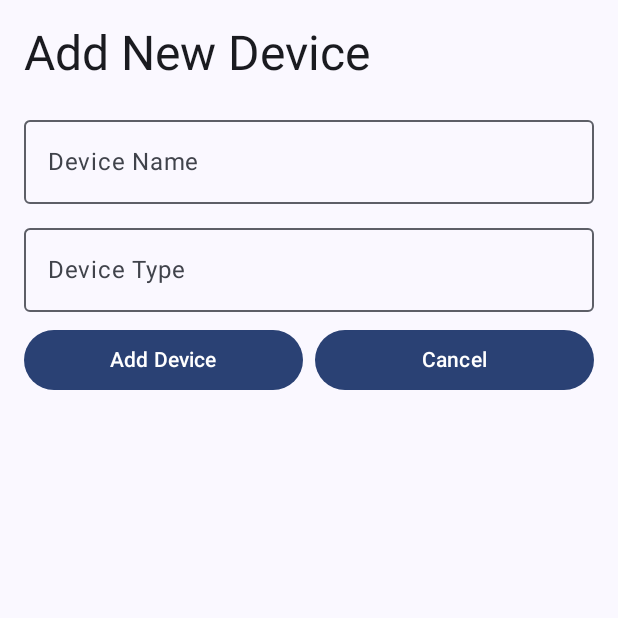
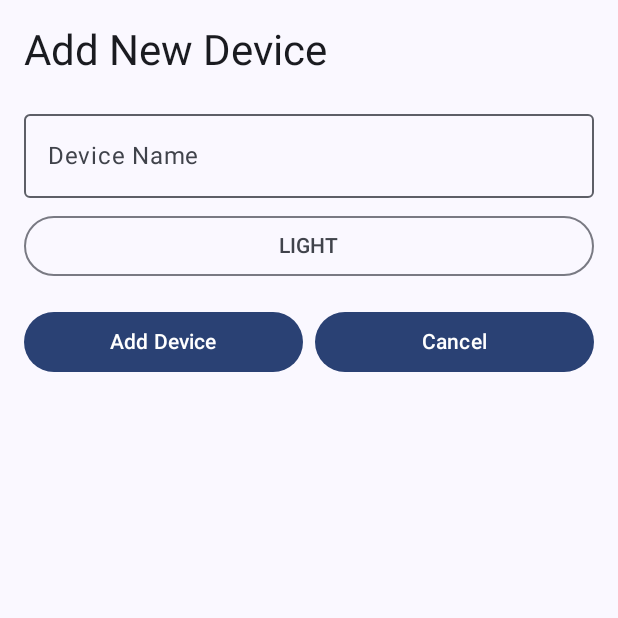
Before and after one commit to anya-yarusova/MobileProject, an Android app built with Jetpack Compose: the composable AddDeviceScreen shown on its own in the app's theme, after a tap on "Add Device", on a phone screen of 412 x 824 dp, the top half of it. Run offline under Robolectric (Android 15) with nearby library versions, the phone set to English and light mode, and no system bars; our stand-ins replace Room's generated code.

Commit message:
add different device types

```diff
--- a/SmartHouse/app/src/main/java/com/anyarusova/smarthouse/MainActivity.kt
+++ b/SmartHouse/app/src/main/java/com/anyarusova/smarthouse/MainActivity.kt
@@ -4,6 +4,8 @@ import android.os.Bundle
 import androidx.activity.ComponentActivity
 import androidx.activity.compose.setContent
 import androidx.activity.enableEdgeToEdge
+import com.anyarusova.smarthouse.ui.view.SmartHomeScreen
+import com.anyarusova.smarthouse.viewmodel.SmartHomeViewModel
 
 
 class MainActivity : ComponentActivity() {
--- a/SmartHouse/app/src/main/java/com/anyarusova/smarthouse/SmartDevice.kt
+++ /dev/null
@@ -1,12 +0,0 @@
-package com.anyarusova.smarthouse
-
-import androidx.room.Entity
-import androidx.room.PrimaryKey
-
-@Entity(tableName = "smart_devices")
-data class SmartDevice(
-    @PrimaryKey(autoGenerate = true) val id: Int = 0,
-    val name: String,
-    val type: String,
-    val status: Boolean
-)
--- a/SmartHouse/app/src/main/java/com/anyarusova/smarthouse/SmartDeviceDao.kt
+++ b/SmartHouse/app/src/main/java/com/anyarusova/smarthouse/infrastracture/SmartDeviceDao.kt
@@ -1,10 +1,11 @@
-package com.anyarusova.smarthouse
+package com.anyarusova.smarthouse.infrastracture
 
 import androidx.room.Dao
 import androidx.room.Delete
 import androidx.room.Insert
 import androidx.room.Query
 import androidx.room.Update
+import com.anyarusova.smarthouse.model.SmartDevice
 
 @Dao
 interface SmartDeviceDao {
--- a/SmartHouse/app/src/main/java/com/anyarusova/smarthouse/SmartHomeDatabase.kt
+++ b/SmartHouse/app/src/main/java/com/anyarusova/smarthouse/infrastracture/SmartHomeDatabase.kt
@@ -1,9 +1,10 @@
-package com.anyarusova.smarthouse
+package com.anyarusova.smarthouse.infrastracture
 
 import android.content.Context
 import androidx.room.Database
 import androidx.room.Room
 import androidx.room.RoomDatabase
+import com.anyarusova.smarthouse.model.SmartDevice
 
 @Database(entities = [SmartDevice::class], version = 1)
 abstract class SmartHomeDatabase : RoomDatabase() {
--- /dev/null
+++ b/SmartHouse/app/src/main/java/com/anyarusova/smarthouse/model/LightDevice.kt
@@ -0,0 +1,13 @@
+package com.anyarusova.smarthouse.model
+
+import androidx.room.Entity
+import androidx.room.PrimaryKey
+
+@Entity(tableName = "smart_devices")
+data class LightDevice(
+    @PrimaryKey(autoGenerate = true) override val id: Int = 0,
+    override val name: String,
+    override val type: DeviceType = DeviceType.LIGHT,
+    override val status: Boolean = false,
+    val brightness: Float = 50f
+) : SmartDevice(id, name, type, status)
--- /dev/null
+++ b/SmartHouse/app/src/main/java/com/anyarusova/smarthouse/model/SmartDevice.kt
@@ -0,0 +1,12 @@
+package com.anyarusova.smarthouse.model
+
+import androidx.room.Entity
+import androidx.room.PrimaryKey
+
+@Entity(tableName = "smart_devices")
+open class SmartDevice(
+    @PrimaryKey(autoGenerate = true) open val id: Int = 0,
+    open val name: String,
+    open val type: DeviceType,
+    open val status: Boolean
+)
--- a/SmartHouse/app/src/main/java/com/anyarusova/smarthouse/AddDeviceScreen.kt
+++ b/SmartHouse/app/src/main/java/com/anyarusova/smarthouse/ui/view/AddDeviceScreen.kt
@@ -1,4 +1,4 @@
-package com.anyarusova.smarthouse
+package com.anyarusova.smarthouse.ui.view
 
 import androidx.compose.foundation.layout.Column
 import androidx.compose.foundation.layout.Row
@@ -18,14 +18,19 @@ import androidx.compose.runtime.remember
 import androidx.compose.runtime.setValue
 import androidx.compose.ui.Modifier
 import androidx.compose.ui.unit.dp
+import com.anyarusova.smarthouse.model.CameraDevice
+import com.anyarusova.smarthouse.model.DeviceType
+import com.anyarusova.smarthouse.model.LightDevice
+import com.anyarusova.smarthouse.model.SmartDevice
+import com.anyarusova.smarthouse.model.ThermostatDevice
 
 @Composable
 fun AddDeviceScreen(onAddDevice: (SmartDevice) -> Unit, onCancel: () -> Unit) {
     var name by remember { mutableStateOf("") }
-    var type by remember { mutableStateOf("") }
+    var type by remember { mutableStateOf(DeviceType.LIGHT) }
 
     Column(modifier = Modifier.padding(16.dp)) {
-        Text(text = "Add New Device", style = MaterialTheme.typography.headlineLarge)
+        Text(text = "Add New Device", style = MaterialTheme.typography.headlineMedium)
         Spacer(modifier = Modifier.height(16.dp))
 
         OutlinedTextField(
@@ -36,17 +41,16 @@ fun AddDeviceScreen(onAddDevice: (SmartDevice) -> Unit, onCancel: () -> Unit) {
         )
         Spacer(modifier = Modifier.height(8.dp))
 
-        OutlinedTextField(
-            value = type,
-            onValueChange = { type = it },
-            label = { Text("Device Type") },
-            modifier = Modifier.fillMaxWidth()
-        )
-        Spacer(modifier = Modifier.height(8.dp))
+        DeviceTypeDropdown(type, onTypeSelected = { type = it })
+        Spacer(modifier = Modifier.height(16.dp))
 
         Row {
             Button(onClick = {
-                val newDevice = SmartDevice(id = (0..1000).random(), name = name, type = type, status = false)
+                val newDevice: SmartDevice = when (type) {
+                    DeviceType.LIGHT -> LightDevice(name = name)
+                    DeviceType.THERMOSTAT -> ThermostatDevice(name = name)
+                    DeviceType.CAMERA -> CameraDevice(name = name)
+                }
                 onAddDevice(newDevice)
             }, modifier = Modifier.weight(1f)) {
                 Text(text = "Add Device")
--- a/SmartHouse/app/src/main/java/com/anyarusova/smarthouse/DeviceList.kt
+++ b/SmartHouse/app/src/main/java/com/anyarusova/smarthouse/ui/view/DeviceList.kt
@@ -1,4 +1,4 @@
-package com.anyarusova.smarthouse
+package com.anyarusova.smarthouse.ui.view
 
 import androidx.compose.foundation.clickable
 import androidx.compose.foundation.layout.Arrangement
@@ -14,6 +14,7 @@ import androidx.compose.runtime.Composable
 import androidx.compose.ui.Modifier
 import androidx.compose.ui.graphics.Color
 import androidx.compose.ui.unit.dp
+import com.anyarusova.smarthouse.model.SmartDevice
 
 @Composable
 fun DeviceList(
@@ -32,7 +33,7 @@ fun DeviceList(
             ) {
                 Column {
                     Text(text = device.name, style = MaterialTheme.typography.headlineMedium)
-                    Text(text = device.type, style = MaterialTheme.typography.bodyMedium)
+                    Text(text = device.type.toString(), style = MaterialTheme.typography.bodyMedium)
                 }
                 Switch(
                     checked = device.status,
--- /dev/null
+++ b/SmartHouse/app/src/main/java/com/anyarusova/smarthouse/ui/view/DeviceTypeDropdown.kt
@@ -0,0 +1,35 @@
+package com.anyarusova.smarthouse.ui.view
+
+import androidx.compose.foundation.layout.Box
+import androidx.compose.foundation.layout.fillMaxWidth
+import androidx.compose.material3.DropdownMenu
+import androidx.compose.material3.DropdownMenuItem
+import androidx.compose.material3.OutlinedButton
+import androidx.compose.material3.Text
+import androidx.compose.runtime.Composable
+import androidx.compose.runtime.getValue
+import androidx.compose.runtime.mutableStateOf
+import androidx.compose.runtime.remember
+import androidx.compose.runtime.setValue
+import androidx.compose.ui.Modifier
+import com.anyarusova.smarthouse.model.DeviceType
+
+@Composable
+fun DeviceTypeDropdown(selectedType: DeviceType, onTypeSelected: (DeviceType) -> Unit) {
+    var expanded by remember { mutableStateOf(false) }
+    val types = DeviceType.values()
+
+    Box(modifier = Modifier.fillMaxWidth()) {
+        OutlinedButton(onClick = { expanded = true }, modifier = Modifier.fillMaxWidth()) {
+            Text(text = selectedType.name)
+        }
+        DropdownMenu(expanded = expanded, onDismissRequest = { expanded = false }) {
+            types.forEach { type ->
+                DropdownMenuItem(onClick = {
+                    onTypeSelected(type)
+                    expanded = false
+                }, text = { Text(text = type.name) })
+            }
+        }
+    }
+}
```
Also changed, not shown: SmartHouse/app/src/main/java/com/anyarusova/smarthouse/SmartHomeViewModel.kt (deleted, +0 -42 lines), SmartHouse/app/src/main/java/com/anyarusova/smarthouse/model/CameraDevice.kt (added, +13 -0 lines), SmartHouse/app/src/main/java/com/anyarusova/smarthouse/model/DeviceType.kt (added, +7 -0 lines), SmartHouse/app/src/main/java/com/anyarusova/smarthouse/model/ThermostatDevice.kt (added, +15 -0 lines), SmartHouse/app/src/main/java/com/anyarusova/smarthouse/ui/view/CameraView.kt (added, +43 -0 lines), SmartHouse/app/src/main/java/com/anyarusova/smarthouse/ui/view/EditDeviceScreen.kt (renamed from SmartHouse/app/src/main/java/com/anyarusova/smarthouse/EditDeviceScreen.kt, +24 -22 lines), SmartHouse/app/src/main/java/com/anyarusova/smarthouse/ui/view/LightView.kt (added, +36 -0 lines), SmartHouse/app/src/main/java/com/anyarusova/smarthouse/ui/view/SmartHomeScreen.kt (renamed from SmartHouse/app/src/main/java/com/anyarusova/smarthouse/SmartHomeScreen.kt, +6 -8 lines), SmartHouse/app/src/main/java/com/anyarusova/smarthouse/ui/view/ThermostatView.kt (added, +43 -0 lines), SmartHouse/app/src/main/java/com/anyarusova/smarthouse/viewmodel/SmartHomeViewModel.kt (added, +79 -0 lines).
